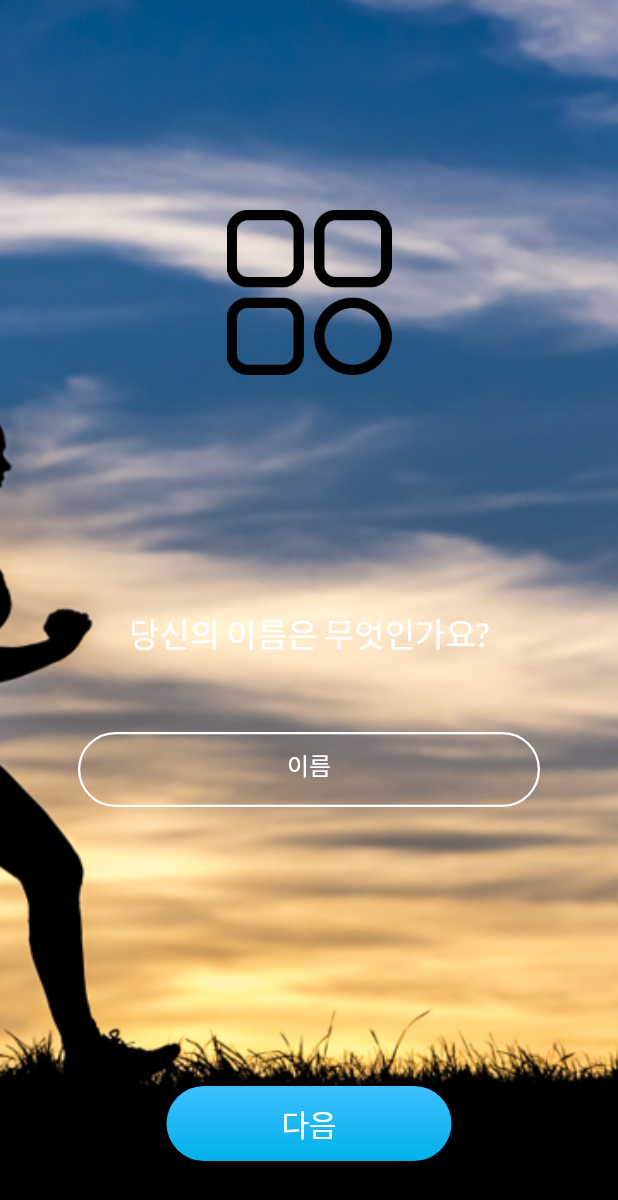
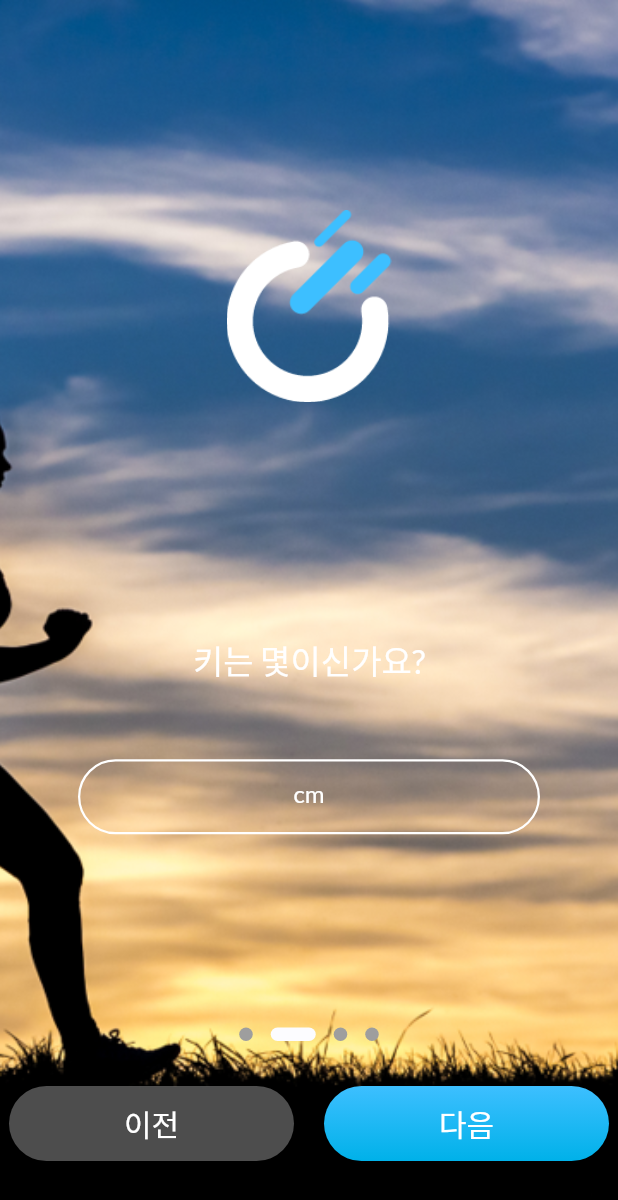
Before and after one commit to plustonic-yong/3youth, a Flutter app: the InitialRegisterUserInfo screen opened directly, after a tap on "다음", on a phone screen of 412 x 824 dp. Shown: the top 1200 px of the screen. Run offline on Flutter 3.47's test engine with Material 2 defaults, Android fonts, the phone set to English and light mode, and no system bars; drawn by our look-alikes of dots_indicator; our stand-ins replace cloud_firestore, dio, file_picker, firebase_core, fl_chart, flutter_blue and 5 more; missing offline and left inert: cloud_firestore_web, dart:ffi, firebase_core_web; accounts and stored records are empty; project files that could hold a hidden picture were left out.

Commit message:
초기 회원정보 입력 페이지 추가

```diff
--- a/lib/screens/auth/sign_in.dart
+++ b/lib/screens/auth/sign_in.dart
@@ -55,7 +55,7 @@ class _SignInScreenState extends State<SignInScreen> {
                     const SizedBox(height: 30.0),
                     //로고
                     Image.asset(
-                      'assets/icons/menu.png',
+                      'assets/icons/logo.png',
                       width: 110.0,
                     ),
                     const SizedBox(height: 80.0),
--- a/lib/screens/home_screen.dart
+++ b/lib/screens/home_screen.dart
@@ -37,7 +37,9 @@ class _HomeScreenState extends State<HomeScreen> {
 
   @override
   Widget build(BuildContext context) {
-    return Scaffold(
+    return WillPopScope(
+      onWillPop: () async => false,
+      child: Scaffold(
         backgroundColor: Constants.backgroundColor,
         body: tabs[_currentIndex],
         bottomNavigationBar: BottomNavigationBar(
@@ -100,6 +102,7 @@ class _HomeScreenState extends State<HomeScreen> {
         ),
         floatingActionButton: MultiFloatButton(),
         floatingActionButtonLocation: FloatingActionButtonLocation.centerDocked,
+      ),
     );
   }
 }
--- /dev/null
+++ b/lib/screens/user/component/initial_register_user_input_form.dart
@@ -0,0 +1,223 @@
+import 'package:flutter/material.dart';
+
+class InputForm extends StatefulWidget {
+  const InputForm({Key? key, required this.page}) : super(key: key);
+  final int page;
+
+  @override
+  State<InputForm> createState() => _InputFormState();
+}
+
+class _InputFormState extends State<InputForm> {
+  int _gender = 0;
+  @override
+  Widget build(BuildContext context) {
+    return widget.page != 3
+        ? SizedBox(
+            width: 308.0,
+            height: 50.0,
+            child: TextField(
+              keyboardType: TextInputType.text,
+              textAlign: TextAlign.center,
+              style: const TextStyle(color: Colors.white),
+              decoration: InputDecoration(
+                hintText: widget.page == 0
+                    ? '이름'
+                    : widget.page == 1
+                        ? 'cm'
+                        : 'kg',
+                hintStyle: const TextStyle(color: Colors.white),
+                enabledBorder: OutlineInputBorder(
+                  borderRadius: BorderRadius.circular(40.0),
+                  borderSide: const BorderSide(color: Colors.white, width: 1.5),
+                ),
+                focusedBorder: OutlineInputBorder(
+                  borderRadius: BorderRadius.circular(40.0),
+                  borderSide: const BorderSide(color: Colors.white),
+                ),
+              ),
+            ),
+          )
+        : Column(
+            children: [
+              Row(
+                mainAxisAlignment: MainAxisAlignment.center,
+                children: [
+                  //년도
+                  SizedBox(
+                    width: 90.0,
+                    height: 50.0,
+                    child: TextField(
+                      keyboardType: TextInputType.number,
+                      textAlign: TextAlign.center,
+                      maxLength: 4,
+                      style: const TextStyle(color: Colors.white),
+                      decoration: InputDecoration(
+                        hintText: '년도',
+                        hintStyle: const TextStyle(color: Colors.white),
+                        counterText: '',
+                        enabledBorder: OutlineInputBorder(
+                          borderRadius: BorderRadius.circular(40.0),
+                          borderSide:
+                              const BorderSide(color: Colors.white, width: 1.5),
+                        ),
+                        focusedBorder: OutlineInputBorder(
+                          borderRadius: BorderRadius.circular(40.0),
+                          borderSide: const BorderSide(color: Colors.white),
+                        ),
+                      ),
+                    ),
+                  ),
+                  const SizedBox(width: 8.0),
+                  const Text(
+                    '년',
+                    style: TextStyle(
+                      color: Colors.white,
+                      fontSize: 20.0,
+                    ),
+                  ),
+                  const SizedBox(width: 22.0),
+                  //월
+                  SizedBox(
+                    width: 64.0,
+                    height: 50.0,
+                    child: TextField(
+                      keyboardType: TextInputType.number,
+                      textAlign: TextAlign.center,
+                      maxLength: 2,
+                      style: const TextStyle(color: Colors.white),
+                      decoration: InputDecoration(
+                        hintText: '월',
+                        hintStyle: const TextStyle(color: Colors.white),
+                        counterText: '',
+                        enabledBorder: OutlineInputBorder(
+                          borderRadius: BorderRadius.circular(40.0),
+                          borderSide:
+                              const BorderSide(color: Colors.white, width: 1.5),
+                        ),
+                        focusedBorder: OutlineInputBorder(
+                          borderRadius: BorderRadius.circular(40.0),
+                          borderSide: const BorderSide(color: Colors.white),
+                        ),
+                      ),
+                    ),
+                  ),
+                  const SizedBox(width: 8.0),
+                  const Text(
+                    '월',
+                    style: TextStyle(
+                      color: Colors.white,
+                      fontSize: 20.0,
+                    ),
+                  ),
+                  const SizedBox(width: 22.0),
+                  //일
+                  SizedBox(
+                    width: 64.0,
+                    height: 50.0,
+                    child: TextField(
+                      keyboardType: TextInputType.number,
+                      textAlign: TextAlign.center,
+                      maxLength: 2,
+                      style: const TextStyle(color: Colors.white),
+                      decoration: InputDecoration(
+                        hintText: '일',
+                        hintStyle: const TextStyle(color: Colors.white),
+                        counterText: '',
+                        enabledBorder: OutlineInputBorder(
+                          borderRadius: BorderRadius.circular(40.0),
+                          borderSide:
+                              const BorderSide(color: Colors.white, width: 1.5),
+                        ),
+                        focusedBorder: OutlineInputBorder(
+                          borderRadius: BorderRadius.circular(40.0),
+                          borderSide: const BorderSide(color: Colors.white),
+                        ),
+                      ),
+                    ),
+                  ),
+                  const SizedBox(width: 8.0),
+                  const Text(
+                    '일',
+                    style: TextStyle(
+                      color: Colors.white,
+                      fontSize: 20.0,
+                    ),
+                  ),
+                  const SizedBox(width: 22.0),
+                ],
+              ),
+              const SizedBox(height: 60.0),
+              //성별
+              Row(
+                mainAxisAlignment: MainAxisAlignment.center,
+                children: [
+                  GestureDetector(
+                    onTap: () {
+                      setState(() {
+                        _gender = 0;
+                      });
+                    },
+                    child: Container(
+                      padding: const EdgeInsets.all(13.0),
+                      decoration: BoxDecoration(
+                        border: Border.all(
+                          width: 1.0,
+                          color: Colors.white,
+                        ),
+                        borderRadius: BorderRadius.circular(30.0),
+                      ),
+                      child: Container(
+                        width: 20.0,
+                        height: 20.0,
+                        decoration: BoxDecoration(
+                          color:
+                              _gender == 0 ? Colors.white : Colors.transparent,
+                          borderRadius: BorderRadius.circular(10.0),
+                        ),
+                      ),
+                    ),
+                  ),
+                  const SizedBox(width: 15.0),
+                  const Text(
+                    '여자',
+                    style: TextStyle(color: Colors.white, fontSize: 20.0),
+                  ),
+                  const SizedBox(width: 69.0),
+                  GestureDetector(
+                    onTap: () {
+                      setState(() {
+                        _gender = 1;
+                      });
+                    },
+                    child: Container(
+                      padding: const EdgeInsets.all(13.0),
+                      decoration: BoxDecoration(
+                        border: Border.all(
+                          width: 1.0,
+                          color: Colors.white,
+                        ),
+                        borderRadius: BorderRadius.circular(30.0),
+                      ),
+                      child: Container(
+                        width: 20.0,
+                        height: 20.0,
+                        decoration: BoxDecoration(
+                          color:
+                              _gender == 1 ? Colors.white : Colors.transparent,
+                          borderRadius: BorderRadius.circular(10.0),
+                        ),
+                      ),
+                    ),
+                  ),
+                  const SizedBox(width: 15.0),
+                  const Text(
+                    '남자',
+                    style: TextStyle(color: Colors.white, fontSize: 20.0),
+                  ),
+                ],
+              )
+            ],
+          );
+  }
+}
--- a/lib/screens/user/initial_register_user_info.dart
+++ b/lib/screens/user/initial_register_user_info.dart
@@ -1,4 +1,7 @@
 import 'package:flutter/material.dart';
+import 'package:dots_indicator/dots_indicator.dart';
+import 'package:goh/screens/home_screen.dart';
+import 'package:goh/screens/user/component/initial_register_user_input_form.dart';
 
 class InitialRegisterUserInfo extends StatefulWidget {
   const InitialRegisterUserInfo({Key? key}) : super(key: key);
@@ -9,6 +12,7 @@ class InitialRegisterUserInfo extends StatefulWidget {
 }
 
 class _InitialRegisterUserInfoState extends State<InitialRegisterUserInfo> {
+  int _currentPage = 0;
   @override
   Widget build(BuildContext context) {
     return GestureDetector(
@@ -37,44 +41,107 @@ class _InitialRegisterUserInfoState extends State<InitialRegisterUserInfo> {
                     const SizedBox(height: 140.0),
                     //로고
                     Image.asset(
-                      'assets/icons/menu.png',
+                      'assets/icons/logo.png',
                       width: 110.0,
                     ),
                     const SizedBox(height: 155.0),
-                    const Text(
-                      '당신의 이름은 무엇인가요?',
-                      style: TextStyle(color: Colors.white, fontSize: 22.0),
+                    Text(
+                      _currentPage == 0
+                          ? '당신의 이름은 무엇인가요?'
+                          : _currentPage == 1
+                              ? '키는 몇이신가요?'
+                              : _currentPage == 2
+                                  ? '몸무게는 어떻게 되세요?'
+                                  : '생년월일과 성별을 입력해주세요.',
+                      style:
+                          const TextStyle(color: Colors.white, fontSize: 22.0),
                     ),
                     const SizedBox(height: 50.0),
-                    //이름
-                    SizedBox(
-                      width: 308.0,
+                    //input form
+                    // Expanded(
+                    //   child: PageView(
+                    //     scrollBehavior: ScrollBehavior(),
+                    //     children: [
+                    //     ],
+                    //   ),
+                    // ),
+
+                    InputForm(page: _currentPage),
+                    const Spacer(),
+                    //dots indicator
+                    DotsIndicator(
+                      dotsCount: 4,
+                      position: _currentPage.toDouble(),
+                      decorator: DotsDecorator(
+                        size: const Size.square(9.0),
+                        activeSize: const Size(30.0, 9.0),
+                        activeShape: RoundedRectangleBorder(
+                          borderRadius: BorderRadius.circular(5.0),
+                        ),
+                      ),
+                    ),
+                    const SizedBox(height: 24.0),
+                    Row(
+                      mainAxisAlignment: MainAxisAlignment.center,
+                      children: [
+                        //이전버튼
+                        _currentPage != 0
+                            ? GestureDetector(
+                                onTap: () {
+                                  if (_currentPage > 0) {
+                                    setState(() {
+                                      _currentPage--;
+                                    });
+                                  }
+                                },
+                                child: Container(
+                                  width: 190.0,
                                   height: 50.0,
-                      child: TextField(
-                        keyboardType: TextInputType.text,
-                        textAlign: TextAlign.center,
-                        style: const TextStyle(color: Colors.white),
-                        decoration: InputDecoration(
-                          hintText: '이름',
-                          hintStyle: const TextStyle(color: Colors.white),
-                          enabledBorder: OutlineInputBorder(
-                            borderRadius: BorderRadius.circular(40.0),
-                            borderSide: const BorderSide(
-                                color: Colors.white, width: 1.5),
+                                  decoration: BoxDecoration(
+                                    color: const Color(0xffffffff)
+                                        .withOpacity(0.3),
+                                    boxShadow: const [
+                                      BoxShadow(
+                                        // ignore: use_full_hex_values_for_flutter_colors
+                                        color: Color(0xff00000029),
+                                        spreadRadius: 5,
+                                        blurRadius: 7,
+                                        // changes position of shadow
+                                        offset: Offset(0, 3),
                                       ),
-                          focusedBorder: OutlineInputBorder(
-                            borderRadius: BorderRadius.circular(40.0),
-                            borderSide: const BorderSide(color: Colors.white),
+                                    ],
+                                    borderRadius: BorderRadius.circular(25.0),
+                                  ),
+                                  child: const Center(
+                                    child: Text(
+                                      '이전',
+                                      style: TextStyle(
+                                        color: Colors.white,
+                                        fontSize: 20.0,
                                       ),
                                     ),
                                   ),
                                 ),
-                    const Spacer(),
+                              )
+                            : Container(),
+                        const SizedBox(width: 20.0),
                         //다음버튼
                         GestureDetector(
-                      onTap: () {},
+                          onTap: () {
+                            if (_currentPage < 3) {
+                              setState(() {
+                                _currentPage++;
+                              });
+                            } else {
+                              Navigator.of(context).push(
+                                MaterialPageRoute(
+                                  builder: (context) => HomeScreen(),
+                                ),
+                              );
+                            }
+                          },
                           child: Container(
-                        width: 190.0,
+                            width: _currentPage == 0 ? 268.0 : 190.0,
                             height: 50.0,
                             decoration: BoxDecoration(
                               gradient: const LinearGradient(
@@ -91,8 +158,8 @@ class _InitialRegisterUserInfoState extends State<InitialRegisterUserInfo> {
                                   color: Color(0xff00000029),
                                   spreadRadius: 5,
                                   blurRadius: 7,
-                              offset:
-                                  Offset(0, 3), // changes position of shadow
+                                  offset: Offset(
+                                      0, 3), // changes position of shadow
                                 ),
                               ],
                               borderRadius: BorderRadius.circular(25.0),
@@ -108,6 +175,8 @@ class _InitialRegisterUserInfoState extends State<InitialRegisterUserInfo> {
                             ),
                           ),
                         ),
+                      ],
+                    ),
                     const SizedBox(height: 50.0),
                   ],
                 ),
```
Also changed, not shown: assets/icons/2x/logo@2x.png (added), assets/icons/logo.png (added). Lines whose indentation alone changed are shown as unchanged.
